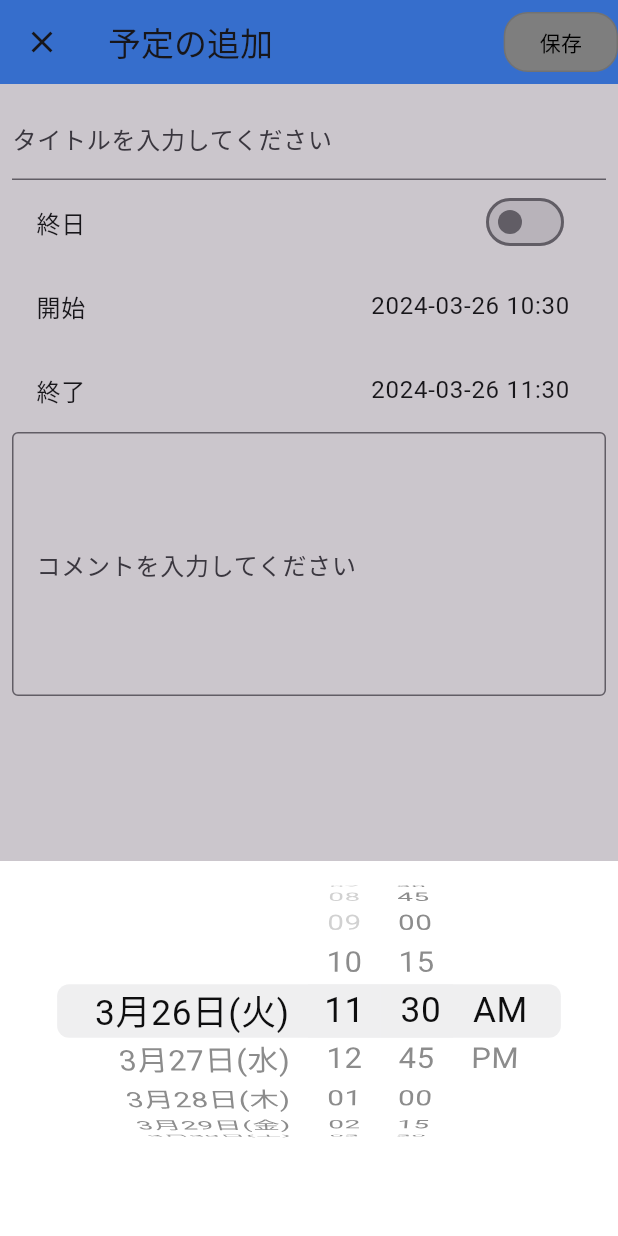
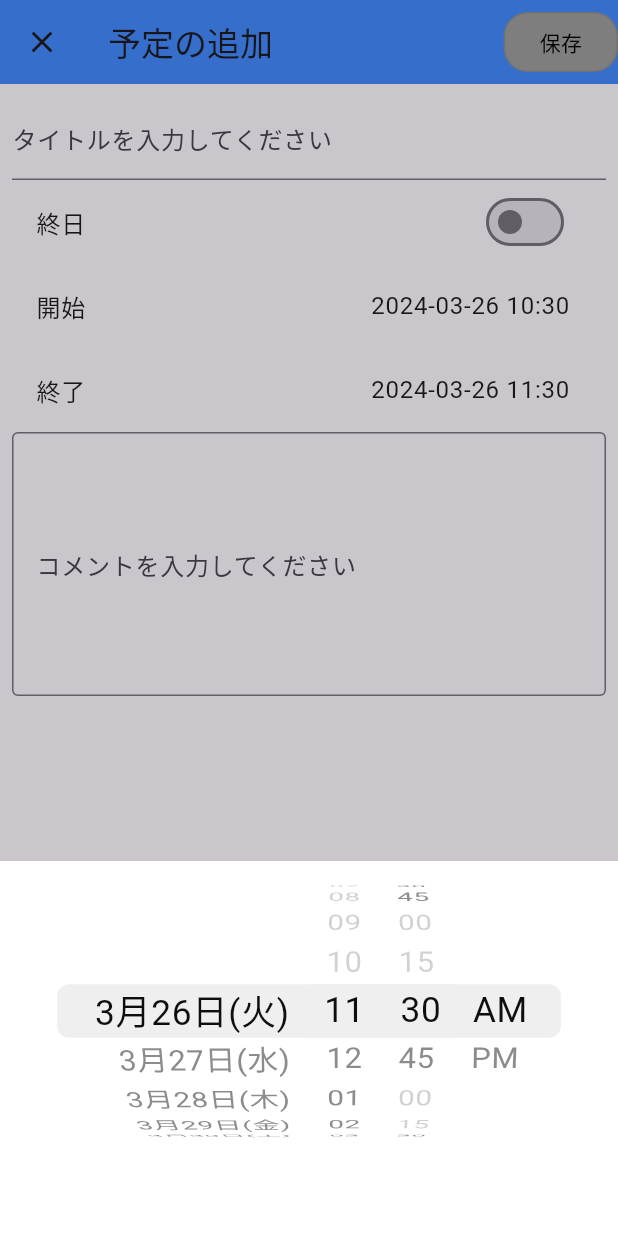
Before and after one commit to hashimo000/Calendar_App, a Flutter app: the AddPage screen opened directly, after a tap on "終了", on a phone screen of 412 x 824 dp. Run offline on Flutter 3.47's test engine with Material 3 defaults, Android fonts, the phone set to English and light mode, and no system bars; our stand-ins replace drift, flutter_riverpod, sqlite3_flutter_libs; missing offline and left inert: sqlite3; accounts and stored records are empty; generated files the repository leaves out were written again.

Commit message:
15分で割り切れない問題を繰り上げ

```diff
--- a/lib/Calendar/addPage.dart
+++ b/lib/Calendar/addPage.dart
@@ -120,6 +120,23 @@ void _showDateTimePickerEnd(BuildContext context, WidgetRef ref) {
   final isAllDay = ref.watch(allDayEventProvider);
   final currentStart = ref.read(dateTimeStartProvider);
 
+  // 現在の開始時刻から1時間後の時刻を計算
+  final oneHourLater = currentStart.add(Duration(hours: 1));
+
+  // 分を15で割り、結果を切り上げてから15を掛けて、15分単位に丸める
+  final roundedMinutes = (oneHourLater.minute / 15).ceil() * 15;
+  DateTime roundedOneHourLater;
+
+  // 分が60以上の場合は、時間を1つ進めて分を0にする
+  if (roundedMinutes >= 60) {
+    roundedOneHourLater = DateTime(oneHourLater.year, oneHourLater.month, oneHourLater.day, oneHourLater.hour + 1, 0);
+  } else {
+    roundedOneHourLater = DateTime(oneHourLater.year, oneHourLater.month, oneHourLater.day, oneHourLater.hour, roundedMinutes);
+  }
+
+  // 開始時間より後の時刻かどうかを判定し、条件に応じて初期値と最小日時を設定
+  final initialAndMinimumDateTime = roundedOneHourLater.isAfter(currentStart) ? roundedOneHourLater : currentStart.add(Duration(hours: 1));
+
   showCupertinoModalPopup(
     context: context,
     builder: (_) => Container(
@@ -130,13 +147,12 @@ void _showDateTimePickerEnd(BuildContext context, WidgetRef ref) {
           Container(
             height: 200,
             child: CupertinoDatePicker(
-              initialDateTime: currentStart.add(Duration(hours: 1)),
+              initialDateTime: initialAndMinimumDateTime,
               mode: isAllDay ? CupertinoDatePickerMode.date : CupertinoDatePickerMode.dateAndTime,
               onDateTimeChanged: (DateTime newDate) {
-                // 選択された新しい終了時間を設定
                 ref.read(dateTimeEndProvider.notifier).state = newDate;
               },
-              minimumDate: currentStart, // 選択できる最小日時を開始時間に設定
+              minimumDate: initialAndMinimumDateTime,
               maximumDate: DateTime(2030, 6, 7),
               minuteInterval: 15,
             ),
@@ -146,6 +162,8 @@ void _showDateTimePickerEnd(BuildContext context, WidgetRef ref) {
     ),
   );
 }
+
+
 
 
   @override
```
